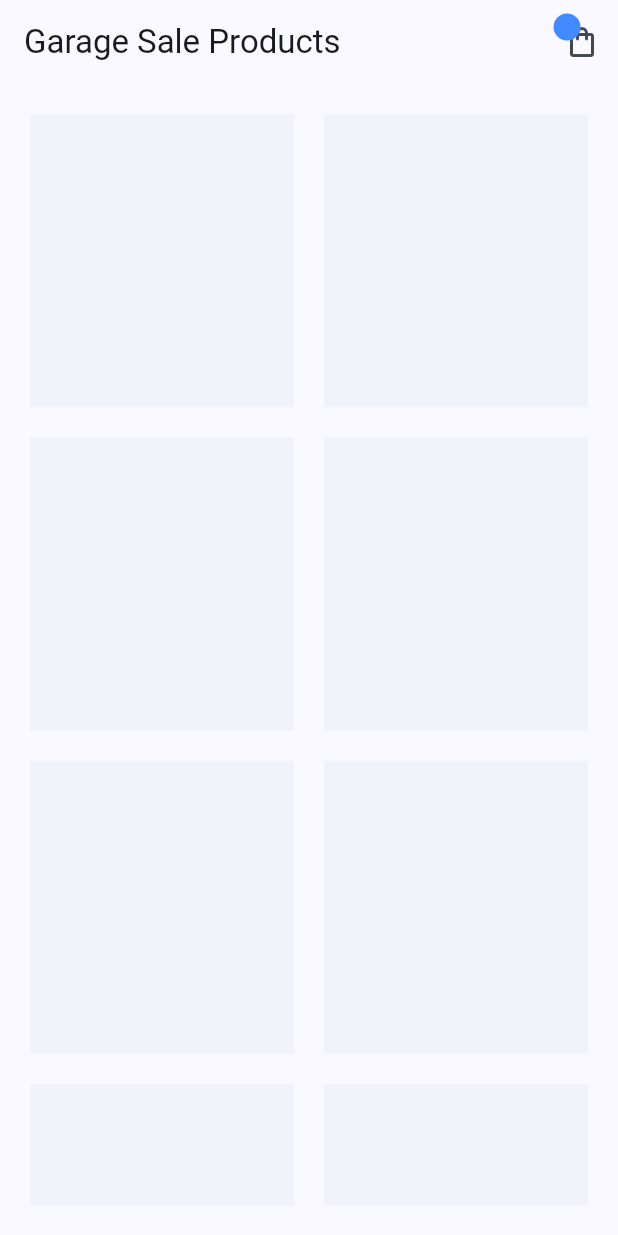
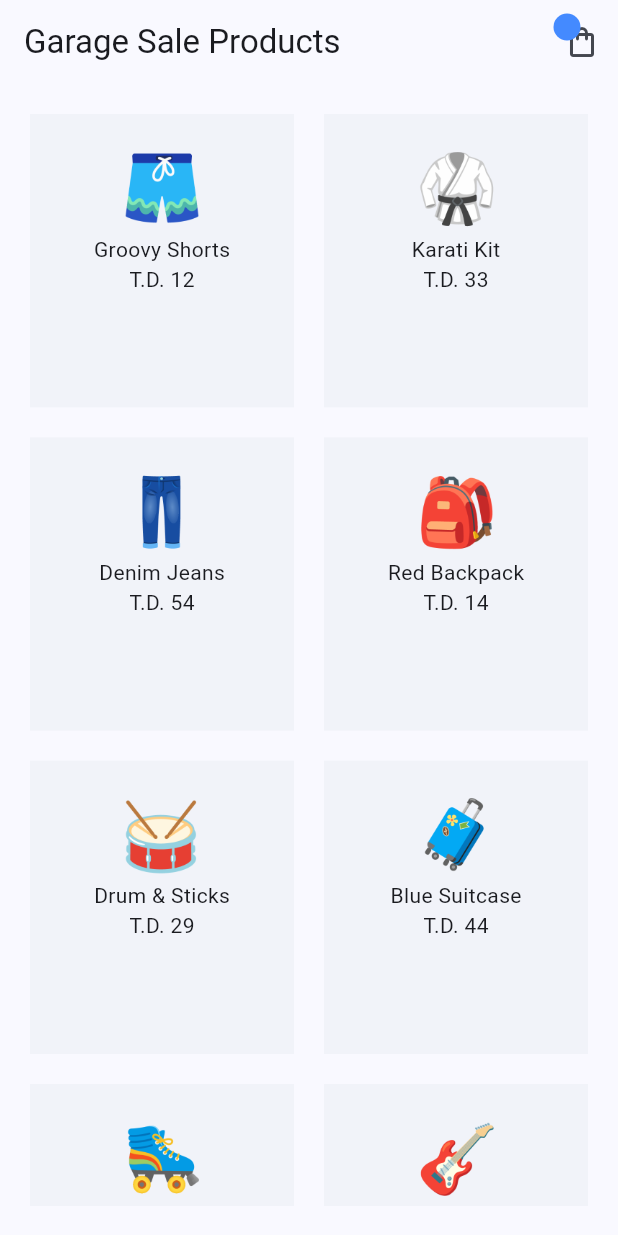
Before and after one commit to Safwen-Saafi/flutter_riverpod_state, a Flutter app: the screen it shows after launch, on a phone screen of 412 x 824 dp. Run offline on Flutter 3.47's test engine with Material 3 defaults, Android fonts, the phone set to English and light mode, and no system bars; our stand-ins replace flutter_riverpod.

Commit message:
Providers for stateful and stateless widgets

```diff
--- a/lib/main.dart
+++ b/lib/main.dart
@@ -1,8 +1,9 @@
 import 'package:flutter/material.dart';
+import 'package:flutter_riverpod/flutter_riverpod.dart';
 import 'package:riverpod_files/screens/home/home_screen.dart';
 
 void main() {
-  runApp(const MyApp());
+  runApp(const ProviderScope(child: MyApp()));
 }
 
 class MyApp extends StatelessWidget {
--- /dev/null
+++ b/lib/providers/products_provider.dart
@@ -0,0 +1,53 @@
+import 'package:flutter_riverpod/flutter_riverpod.dart';
+import 'package:riverpod_files/models/product.dart';
+
+const List<Product> allProducts = [
+  Product(
+      id: '1',
+      title: 'Groovy Shorts',
+      price: 12,
+      image: 'assets/products/shorts.png'),
+  Product(
+      id: '2',
+      title: 'Karati Kit',
+      price: 33,
+      image: 'assets/products/karati.png'),
+  Product(
+      id: '3',
+      title: 'Denim Jeans',
+      price: 54,
+      image: 'assets/products/jeans.png'),
+  Product(
+      id: '4',
+      title: 'Red Backpack',
+      price: 14,
+      image: 'assets/products/backpack.png'),
+  Product(
+      id: '5',
+      title: 'Drum & Sticks',
+      price: 29,
+      image: 'assets/products/drum.png'),
+  Product(
+      id: '6',
+      title: 'Blue Suitcase',
+      price: 44,
+      image: 'assets/products/suitcase.png'),
+  Product(
+      id: '7',
+      title: 'Roller Skates',
+      price: 52,
+      image: 'assets/products/skates.png'),
+  Product(
+      id: '8',
+      title: 'Electric Guitar',
+      price: 79,
+      image: 'assets/products/guitar.png'),
+];
+
+final productsProvider = Provider((ref) {
+  return allProducts;
+});
+
+final reducedProductsProvider = Provider((ref) {
+  return allProducts.where((p) => p.price < 50).toList();
+});
--- a/lib/screens/home/home_screen.dart
+++ b/lib/screens/home/home_screen.dart
@@ -1,11 +1,15 @@
 import 'package:flutter/material.dart';
+import 'package:flutter_riverpod/flutter_riverpod.dart';
+import 'package:riverpod_files/providers/products_provider.dart';
 import 'package:riverpod_files/shared/cart_icon.dart';
 
-class HomeScreen extends StatelessWidget {
+class HomeScreen extends ConsumerWidget {
   const HomeScreen({super.key});
 
   @override
-  Widget build(BuildContext context) {
+  Widget build(BuildContext context, WidgetRef ref) {
+    final allProducts = ref.watch(productsProvider);
+
     return Scaffold(
       appBar: AppBar(
         title: const Text('Garage Sale Products'),
@@ -14,18 +18,22 @@ class HomeScreen extends StatelessWidget {
       body: Padding(
         padding: const EdgeInsets.all(20),
         child: GridView.builder(
-          itemCount: 8,
-          gridDelegate:const SliverGridDelegateWithFixedCrossAxisCount(
+          itemCount: allProducts.length,
+          gridDelegate: const SliverGridDelegateWithFixedCrossAxisCount(
             crossAxisCount: 2,
             mainAxisSpacing: 20,
             crossAxisSpacing: 20,
             childAspectRatio: 0.9,
           ),
-          itemBuilder:(context, index) {
+          itemBuilder: (context, index) {
             return Container(
-              padding: const EdgeInsets.all(20),
-              color: Colors.blueGrey.withOpacity(0.05),
-            );
+                padding: const EdgeInsets.all(20),
+                color: Colors.blueGrey.withAlpha(13),
+                child: Column(children: [
+                  Image.asset(allProducts[index].image, width: 60, height: 60),
+                  Text(allProducts[index].title),
+                  Text('T.D. ${allProducts[index].price}'),
+                ]));
           },
         ),
       ),
--- a/pubspec.yaml
+++ b/pubspec.yaml
@@ -31,7 +31,7 @@ dependencies:
   flutter:
     sdk: flutter
   cupertino_icons: ^1.0.2
-  riverpod: ^2.6.1
+  flutter_riverpod: ^2.6.1
 
 dev_dependencies:
   flutter_test:
```
Also changed, not shown: lib/screens/cart/cart_screen.dart (+22 -5 lines), pubspec.lock.
